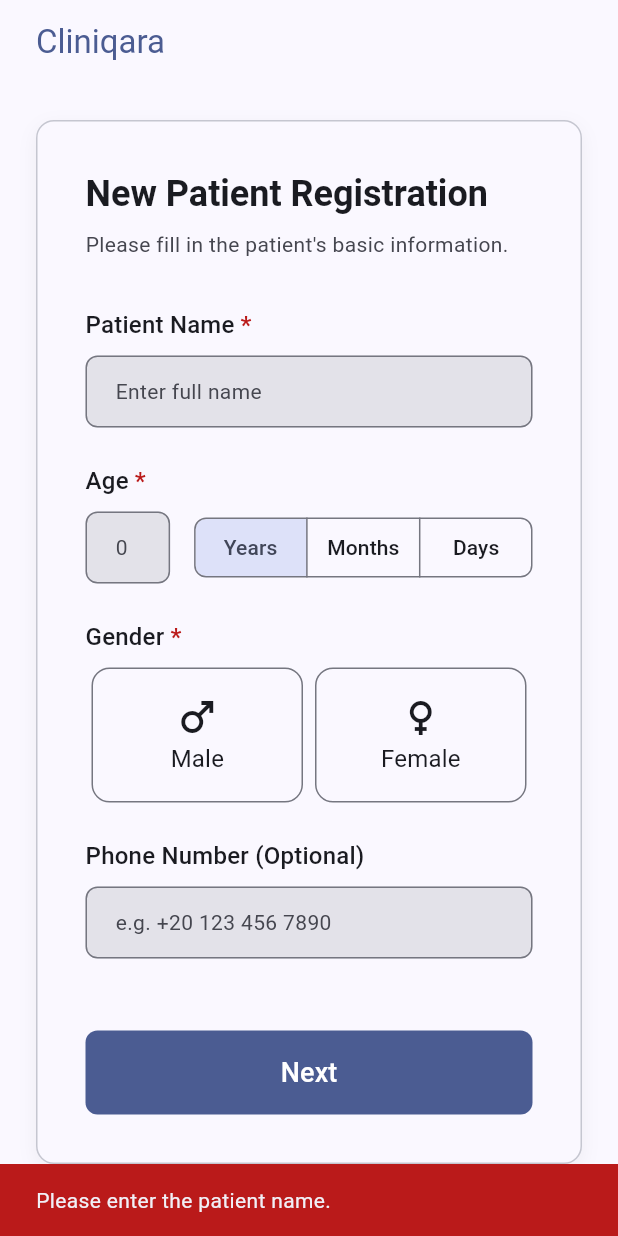
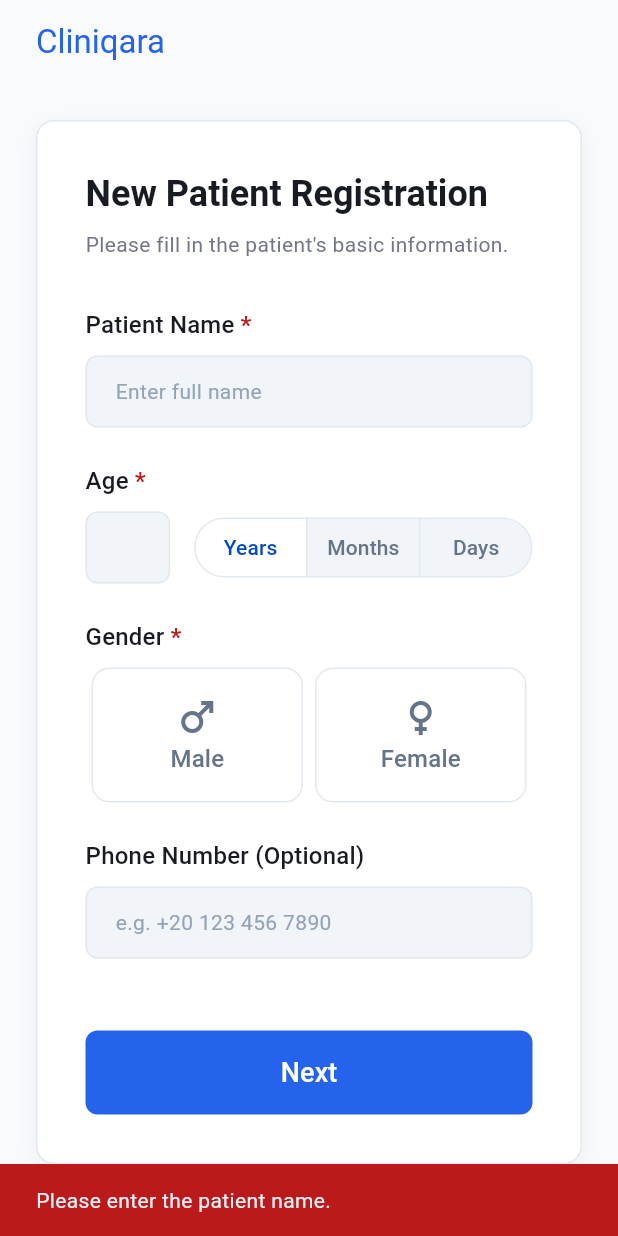
Before and after one commit to MhammadAli/cliniqara, a Flutter app: the screen it shows after launch, after a tap on "Next", on a phone screen of 412 x 824 dp. Run offline on Flutter 3.47's test engine with Material 3 defaults, Android fonts, the phone set to English and light mode, and no system bars; our stand-ins replace dartz, drift, equatable, flutter_bloc, get_it, go_router; accounts and stored records are empty; generated files the repository leaves out were written again.

Commit message:
Add AppColors class for centralized color management and update UI components to use it

```diff
--- /dev/null
+++ b/lib/core/theme/app_colors.dart
@@ -0,0 +1,45 @@
+import 'package:flutter/material.dart';
+
+abstract final class AppColors {
+  // --- Brand Colors (From 'Clinical Precision' System) ---
+  static const Color primary = Color(
+    0xFF2563EB,
+  ); // Main interactive elements, buttons
+  static const Color secondary = Color(0xFF14B8A6); // Accents, success states
+  static const Color tertiary = Color(0xFFBC4800); // Warnings, highlights
+
+  // --- Semantic Colors ---
+  static const Color error = Color(
+    0xFFBA1A1A,
+  ); // Used for the '*' in required form fields
+
+  // --- Backgrounds & Surfaces (From Figma UI) ---
+  static const Color background = Color(0xFFF8FAFC); // Main app background
+  static const Color surface = Color(
+    0xFFFFFFFF,
+  ); // Card and container backgrounds
+  static const Color inputSurface = Color(0xFFF1F5F9); // Text field backgrounds
+
+  // --- Borders & Dividers ---
+  static const Color border = Color(
+    0xFFE2E8F0,
+  ); // Form field borders, container outlines
+  static const Color primaryLight = Color(
+    0x192563EB,
+  ); // Light blue background for selected gender card
+  static const Color primaryBorder = Color(
+    0xFF004AC6,
+  ); // Darker blue border for selected gender card
+
+  // --- Typography (From Figma UI) ---
+  static const Color textPrimary = Color(
+    0xFF191B23,
+  ); // Main headings and labels
+  static const Color textSecondary = Color(
+    0xFF64748B,
+  ); // Subtitles, inactive text
+  static const Color textTertiary = Color(0xFF737686); // Helper text
+  static const Color textHint = Color(
+    0xFF94A3B8,
+  ); // Placeholder text like "(Optional)"
+}
--- a/lib/presentation/screens/patient_registration_screen.dart
+++ b/lib/presentation/screens/patient_registration_screen.dart
@@ -6,6 +6,7 @@ import '../cubits/patient_registration/patient_registration_state.dart';
 import '../widgets/custom_text_field.dart';
 import '../widgets/age_input_row.dart';
 import '../widgets/gender_selection_row.dart';
+import '../../core/theme/app_colors.dart';
 
 class PatientRegistrationScreen extends StatefulWidget {
   const PatientRegistrationScreen({super.key});
@@ -73,8 +74,9 @@ class _PatientRegistrationScreenState extends State<PatientRegistrationScreen> {
       SnackBar(
         content: Text(message),
         backgroundColor: isError
-            ? Theme.of(context).colorScheme.error
-            : Colors.green.shade700,
+            ? AppColors.error
+            : AppColors
+                  .secondary /* Using the secondary teal color for success states */,
       ),
     );
   }
@@ -84,13 +86,13 @@ class _PatientRegistrationScreenState extends State<PatientRegistrationScreen> {
     final theme = Theme.of(context);
 
     return Scaffold(
-      backgroundColor: theme.colorScheme.surface,
+      backgroundColor: AppColors.background,
       appBar: AppBar(
         title: const Text('Cliniqara'),
         centerTitle: false,
         elevation: 0,
-        backgroundColor: theme.colorScheme.surface,
-        foregroundColor: theme.colorScheme.primary,
+        backgroundColor: AppColors.background,
+        foregroundColor: AppColors.primary,
         titleSpacing: 24,
       ),
       body: BlocConsumer<PatientRegistrationCubit, PatientRegistrationState>(
@@ -99,7 +101,7 @@ class _PatientRegistrationScreenState extends State<PatientRegistrationScreen> {
             _showSnackBar(context, state.message, isError: true);
           } else if (state is PatientRegistrationSuccess) {
             _showSnackBar(context, 'Patient registered successfully.');
-            // TODO: Navigate away (e.g. context.go('/dashboard'))
+            /* TODO: Navigate away (e.g. context.go('/dashboard')) */
           }
         },
         builder: (context, state) {
@@ -113,11 +115,9 @@ class _PatientRegistrationScreenState extends State<PatientRegistrationScreen> {
                   constraints: const BoxConstraints(maxWidth: 800),
                   child: Container(
                     decoration: BoxDecoration(
-                      color: theme.colorScheme.surface,
+                      color: AppColors.surface,
                       borderRadius: BorderRadius.circular(12),
-                      border: Border.all(
-                        color: theme.colorScheme.outlineVariant,
-                      ),
+                      border: Border.all(color: AppColors.border),
                       boxShadow: [
                         BoxShadow(
                           color: Colors.black.withValues(alpha: .05),
@@ -134,18 +134,19 @@ class _PatientRegistrationScreenState extends State<PatientRegistrationScreen> {
                           'New Patient Registration',
                           style: theme.textTheme.headlineSmall?.copyWith(
                             fontWeight: FontWeight.bold,
+                            color: AppColors.textPrimary,
                           ),
                         ),
                         const SizedBox(height: 8),
                         Text(
                           'Please fill in the patient\'s basic information.',
                           style: theme.textTheme.bodyMedium?.copyWith(
-                            color: theme.colorScheme.onSurfaceVariant,
+                            color: AppColors.textTertiary,
                           ),
                         ),
                         const SizedBox(height: 32),
 
-                        // Name
+                        /* Name */
                         _buildSectionHeader(
                           theme,
                           'Patient Name',
@@ -158,7 +159,7 @@ class _PatientRegistrationScreenState extends State<PatientRegistrationScreen> {
                         ),
                         const SizedBox(height: 24),
 
-                        // Age
+                        /* Age */
                         _buildSectionHeader(theme, 'Age', isRequired: true),
                         const SizedBox(height: 8),
                         AgeInputRow(
@@ -171,7 +172,7 @@ class _PatientRegistrationScreenState extends State<PatientRegistrationScreen> {
                         ),
                         const SizedBox(height: 24),
 
-                        // Gender
+                        /* Gender */
                         _buildSectionHeader(theme, 'Gender', isRequired: true),
                         const SizedBox(height: 8),
                         GenderSelectionRow(
@@ -183,7 +184,7 @@ class _PatientRegistrationScreenState extends State<PatientRegistrationScreen> {
                         ),
                         const SizedBox(height: 24),
 
-                        // Phone Number
+                        /* Phone Number */
                         _buildSectionHeader(theme, 'Phone Number (Optional)'),
                         const SizedBox(height: 8),
                         CustomTextField(
@@ -193,7 +194,7 @@ class _PatientRegistrationScreenState extends State<PatientRegistrationScreen> {
                         ),
                         const SizedBox(height: 48),
 
-                        // Next Button
+                        /* Next Button */
                         SizedBox(
                           width: double.infinity,
                           height: 56,
@@ -202,6 +203,7 @@ class _PatientRegistrationScreenState extends State<PatientRegistrationScreen> {
                                 ? null
                                 : () => _submit(context),
                             style: FilledButton.styleFrom(
+                              backgroundColor: AppColors.primary,
                               shape: RoundedRectangleBorder(
                                 borderRadius: BorderRadius.circular(8),
                               ),
@@ -249,6 +251,7 @@ class _PatientRegistrationScreenState extends State<PatientRegistrationScreen> {
           title,
           style: theme.textTheme.titleMedium?.copyWith(
             fontWeight: FontWeight.w500,
+            color: AppColors.textPrimary,
           ),
         ),
         if (isRequired)
@@ -257,7 +260,7 @@ class _PatientRegistrationScreenState extends State<PatientRegistrationScreen> {
             child: Text(
               '*',
               style: theme.textTheme.titleMedium?.copyWith(
-                color: theme.colorScheme.error,
+                color: AppColors.error,
                 fontWeight: FontWeight.bold,
               ),
             ),
--- a/lib/presentation/widgets/age_input_row.dart
+++ b/lib/presentation/widgets/age_input_row.dart
@@ -1,5 +1,6 @@
 import 'package:flutter/material.dart';
 import '../../domain/entities/patient.dart';
+import '../../core/theme/app_colors.dart';
 import 'custom_text_field.dart';
 
 class AgeInputRow extends StatelessWidget {
@@ -22,13 +23,16 @@ class AgeInputRow extends StatelessWidget {
         Expanded(
           child: CustomTextField(
             controller: controller,
-            hintText: '0',
+            hintText: 'Enter age',
             keyboardType: TextInputType.number,
           ),
         ),
         const SizedBox(width: 16),
         Expanded(
           flex: 4,
+          child: SizedBox(
+            height: 48,
+            /* Matched height to text field */
             child: SegmentedButton<AgeUnit>(
               showSelectedIcon: false,
               segments: const [
@@ -40,15 +44,45 @@ class AgeInputRow extends StatelessWidget {
                   value: AgeUnit.months,
                   label: Text('Months'),
                 ),
-              ButtonSegment<AgeUnit>(value: AgeUnit.days, label: Text('Days')),
+                ButtonSegment<AgeUnit>(
+                  value: AgeUnit.days,
+                  label: Text('Days'),
+                ),
               ],
               selected: {selectedUnit},
               onSelectionChanged: (Set<AgeUnit> newSelection) {
                 onUnitChanged(newSelection.first);
               },
-            style: SegmentedButton.styleFrom(
-              shape: RoundedRectangleBorder(
-                borderRadius: BorderRadius.circular(8),
+              style: ButtonStyle(
+                backgroundColor: WidgetStateProperty.resolveWith<Color>((
+                  Set<WidgetState> states,
+                ) {
+                  if (states.contains(WidgetState.selected)) {
+                    return AppColors.surface; /* White pill when selected */
+                  }
+                  return AppColors
+                      .inputSurface; /* Grey background when unselected */
+                }),
+                foregroundColor: WidgetStateProperty.resolveWith<Color>((
+                  Set<WidgetState> states,
+                ) {
+                  if (states.contains(WidgetState.selected)) {
+                    return AppColors
+                        .primaryBorder; /* Blue text when selected */
+                  }
+                  return AppColors
+                      .textSecondary; /* Grey text when unselected */
+                }),
+                side: WidgetStateProperty.all(
+                  const BorderSide(color: AppColors.border),
+                ),
+                shape: WidgetStateProperty.all(
+                  RoundedRectangleBorder(
+                    borderRadius: BorderRadius.circular(
+                      9999,
+                    ) /* Fully rounded pills per Figma */,
+                  ),
+                ),
               ),
             ),
           ),
--- a/lib/presentation/widgets/custom_text_field.dart
+++ b/lib/presentation/widgets/custom_text_field.dart
@@ -1,4 +1,5 @@
 import 'package:flutter/material.dart';
+import '../../core/theme/app_colors.dart';
 
 class CustomTextField extends StatelessWidget {
   final TextEditingController controller;
@@ -19,29 +20,30 @@ class CustomTextField extends StatelessWidget {
     return TextFormField(
       controller: controller,
       keyboardType: keyboardType,
-      style: theme.textTheme.bodyMedium,
+      style: theme.textTheme.bodyMedium?.copyWith(color: AppColors.textPrimary),
       decoration: InputDecoration(
         hintText: hintText,
         hintStyle: theme.textTheme.bodyMedium?.copyWith(
-          color: theme.colorScheme.onSurfaceVariant,
+          color: AppColors.textHint,
         ),
         filled: true,
-        fillColor: theme.colorScheme.surfaceContainerHighest,
+        fillColor: AppColors.inputSurface,
+        /* Figma spec background */
         contentPadding: const EdgeInsets.symmetric(
           horizontal: 16,
           vertical: 14,
         ),
         border: OutlineInputBorder(
           borderRadius: BorderRadius.circular(8),
-          borderSide: BorderSide(color: theme.colorScheme.outline),
+          borderSide: const BorderSide(color: AppColors.border),
         ),
         enabledBorder: OutlineInputBorder(
           borderRadius: BorderRadius.circular(8),
-          borderSide: BorderSide(color: theme.colorScheme.outline),
+          borderSide: const BorderSide(color: AppColors.border),
         ),
         focusedBorder: OutlineInputBorder(
           borderRadius: BorderRadius.circular(8),
-          borderSide: BorderSide(color: theme.colorScheme.primary, width: 2),
+          borderSide: const BorderSide(color: AppColors.primary, width: 2),
         ),
       ),
     );
--- a/lib/presentation/widgets/gender_selection_row.dart
+++ b/lib/presentation/widgets/gender_selection_row.dart
@@ -1,5 +1,6 @@
 import 'package:flutter/material.dart';
 import '../../domain/entities/patient.dart';
+import '../../core/theme/app_colors.dart';
 
 class GenderSelectionRow extends StatelessWidget {
   final Gender? selectedGender;
@@ -18,15 +19,17 @@ class GenderSelectionRow extends StatelessWidget {
     return Row(
       children: Gender.values.map((gender) {
         final isSelected = selectedGender == gender;
+
+        /* Updated to use AppColors */
         final backgroundColor = isSelected
-            ? theme.colorScheme.primaryContainer
-            : theme.colorScheme.surface;
+            ? AppColors.primaryLight
+            : AppColors.surface;
         final textColor = isSelected
-            ? theme.colorScheme.onPrimaryContainer
-            : theme.colorScheme.onSurface;
+            ? AppColors.primaryBorder
+            : AppColors.textSecondary;
         final borderColor = isSelected
-            ? theme.colorScheme.primary
-            : theme.colorScheme.outline;
+            ? AppColors.primaryBorder
+            : AppColors.border;
 
         return Expanded(
           child: Padding(
@@ -55,7 +58,7 @@ class GenderSelectionRow extends StatelessWidget {
                         color: textColor,
                         fontWeight: isSelected
                             ? FontWeight.bold
-                            : FontWeight.normal,
+                            : FontWeight.w500,
                       ),
                     ),
                   ],
```
Lines whose indentation alone changed are shown as unchanged.
